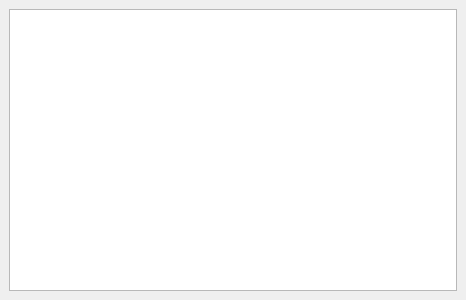
Before: the Qt Designer form src/components/repositorylist/repositorylist.ui in feelx88/git-qui, drawn with Qt 5.
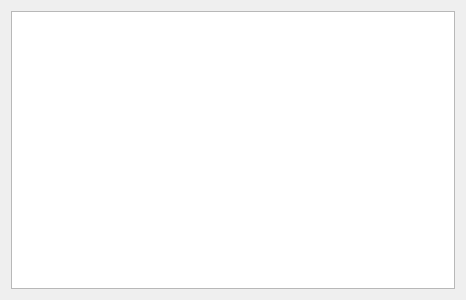
After: the same form once the commit is applied.

```diff
--- a/src/components/repositorylist/repositorylist.ui
+++ b/src/components/repositorylist/repositorylist.ui
@@ -1,7 +1,7 @@
 <?xml version="1.0" encoding="UTF-8"?>
 <ui version="4.0">
  <class>RepositoryList</class>
- <widget class="QDockWidget" name="RepositoryList">
+ <widget class="QFrame" name="RepositoryList">
   <property name="geometry">
    <rect>
     <x>0</x>
@@ -13,7 +13,8 @@
   <property name="windowTitle">
    <string>Repositories</string>
   </property>
-  <widget class="QWidget" name="dockWidgetContents">
+  <layout class="QVBoxLayout" name="verticalLayout_2">
+   <item>
    <layout class="QVBoxLayout" name="verticalLayout">
     <item>
      <widget class="QTreeWidget" name="treeWidget">
@@ -54,7 +55,8 @@
      </widget>
     </item>
    </layout>
-  </widget>
+   </item>
+  </layout>
   <action name="actionPull_all_repositories">
    <property name="text">
     <string>Pull all repositories</string>
```
Lines whose indentation alone changed are shown as unchanged.
